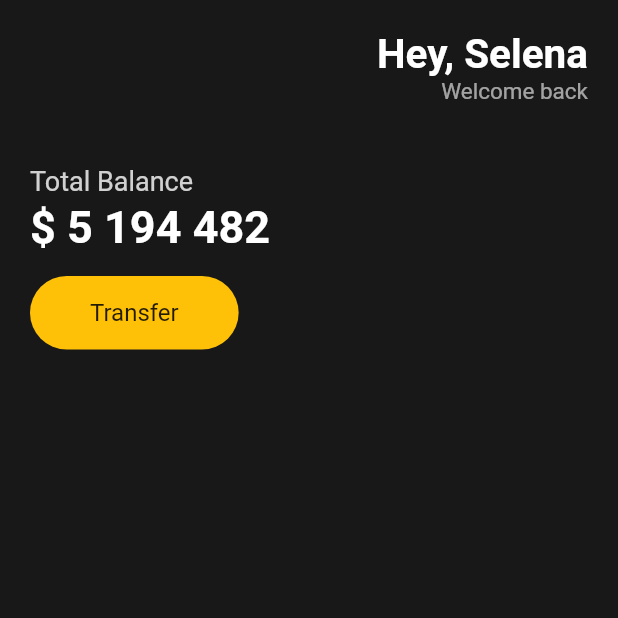
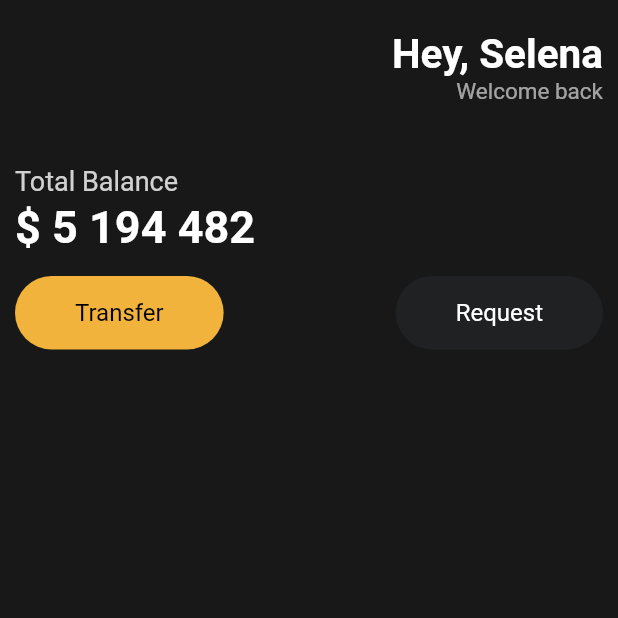
Before and after one commit to junxtar/flutter-study, a Flutter app: the screen it shows after launch, on a phone screen of 412 x 824 dp, the top half of it. Run offline on Flutter 3.47's test engine with Material 2 defaults, Android fonts, the phone set to English and light mode, and no system bars.

Commit message:
applied button widget

```diff
--- a/ui_challenge/lib/main.dart
+++ b/ui_challenge/lib/main.dart
@@ -1,4 +1,5 @@
 import 'package:flutter/material.dart';
+import 'package:ui_challenge/widgets/button.dart';
 
 void main() {
   runApp(const App());
@@ -13,7 +14,9 @@ class App extends StatelessWidget {
       home: Scaffold(
         backgroundColor: const Color(0xFF181818),
         body: Padding(
-          padding: const EdgeInsets.symmetric(horizontal: 20),
+          padding: const EdgeInsets.symmetric(
+            horizontal: 10,
+          ),
           child: Column(
             crossAxisAlignment: CrossAxisAlignment.start,
             children: [
@@ -68,26 +71,20 @@ class App extends StatelessWidget {
               const SizedBox(
                 height: 15,
               ),
-              Row(children: [
-                Container(
-                  decoration: BoxDecoration(
-                    color: Colors.amber,
-                    borderRadius: BorderRadius.circular(45),
-                  ),
-                  child: const Padding(
-                    padding: EdgeInsets.symmetric(
-                      vertical: 15,
-                      horizontal: 40,
+              Row(
+                  mainAxisAlignment: MainAxisAlignment.spaceBetween,
+                  children: const [
+                    Button(
+                      text: "Transfer",
+                      bgColor: Color(0xFFF1B33B),
+                      textColor: Colors.black,
                     ),
-                    child: Text(
-                      "Transfer",
-                      style: TextStyle(
-                        fontSize: 16,
-                      ),
+                    Button(
+                      text: "Request",
+                      bgColor: Color(0xFF1F2123),
+                      textColor: Colors.white,
                     ),
-                  ),
-                )
-              ]),
+                  ]),
             ],
           ),
         ),
```
